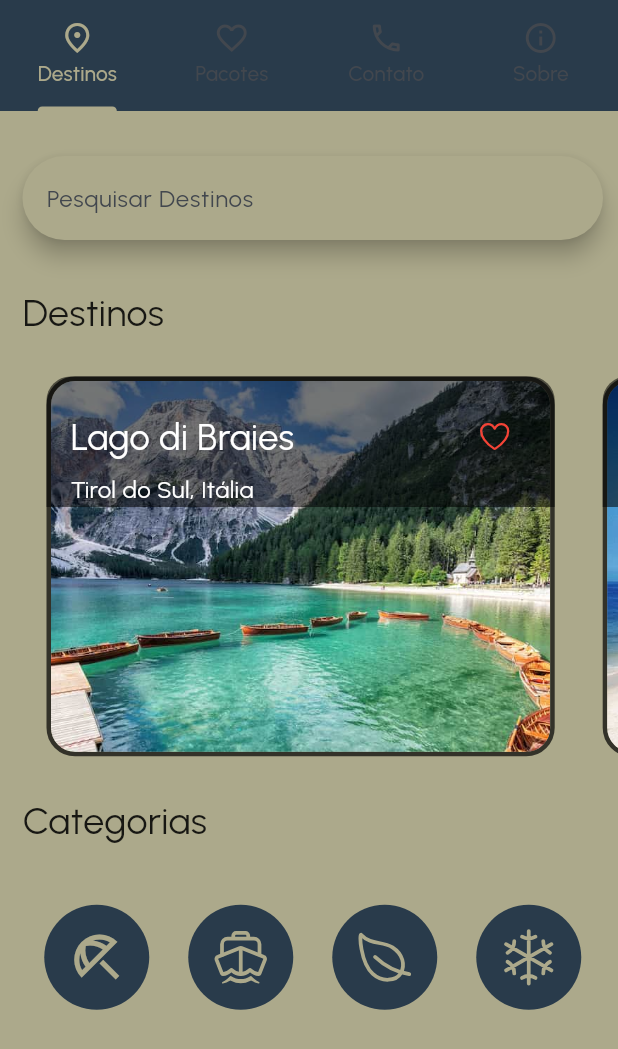
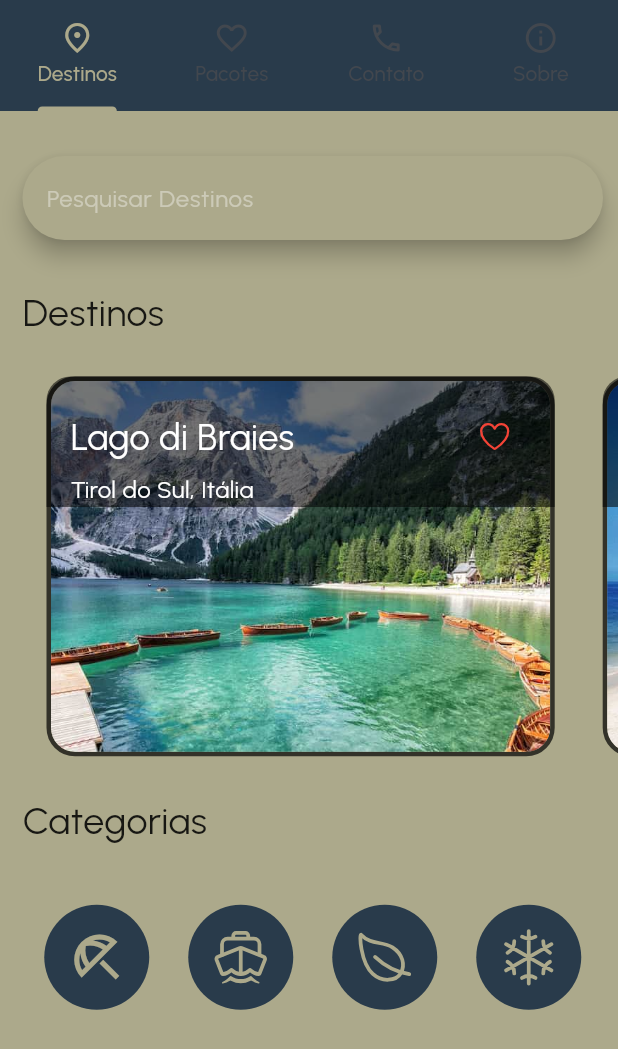
Before and after one commit to Alvimm/m4n2, a Flutter app: the screen it shows after launch, on a phone screen of 412 x 824 dp. Shown: the top 1049 px of the screen. Run offline on Flutter 3.47's test engine with Material 3 defaults, Android fonts, the phone set to English and light mode, and no system bars; our stand-ins replace google_fonts, ionicons.

Commit message:
Add hintText color constant

```diff
--- a/lib/utils/colors.dart
+++ b/lib/utils/colors.dart
@@ -8,4 +8,5 @@
   static const Color github = Color(0xFF000000);
   static const Color textPrimary = Colors.black87;
   static const Color background = Colors.black54;
+  static const Color hintText = Colors.white38;
   }
```
